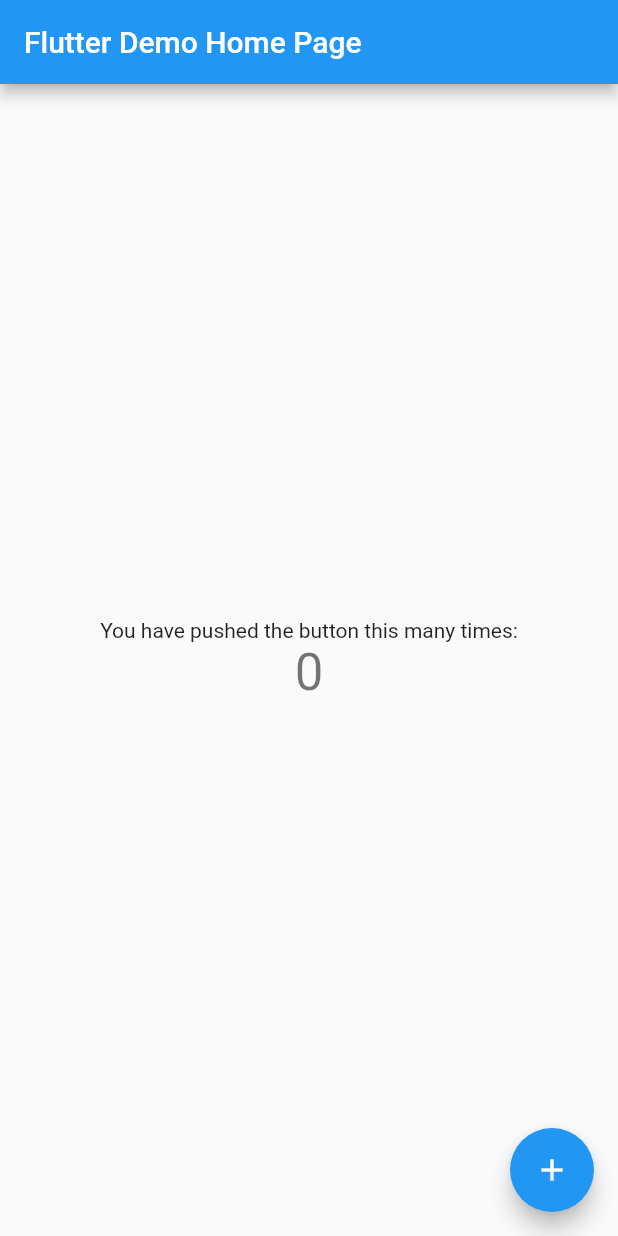
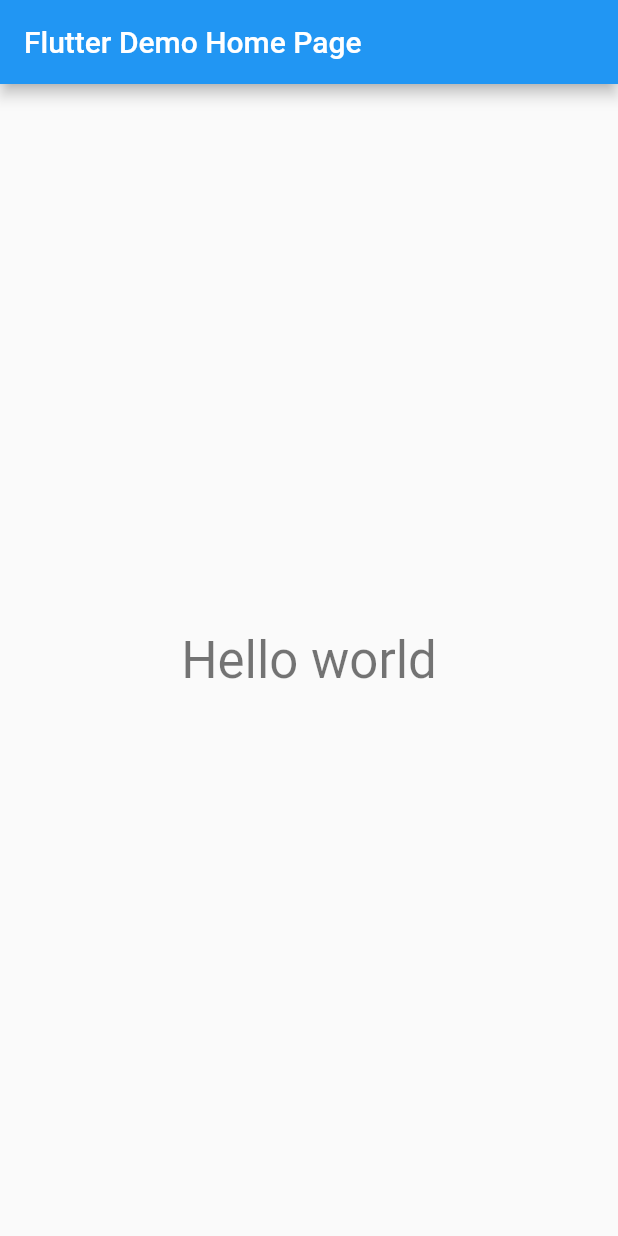
Before and after one commit to dllewellyn/server_driven_ui_demo, a Flutter app: the screen it shows after launch, on a phone screen of 412 x 824 dp. Run offline on Flutter 3.47's test engine with Material 2 defaults, Android fonts, the phone set to English and light mode, and no system bars.

Commit message:
Initial commit

```diff
--- a/lib/main.dart
+++ b/lib/main.dart
@@ -9,15 +9,6 @@ class MyApp extends StatelessWidget {
     return MaterialApp(
       title: 'Flutter Demo',
       theme: ThemeData(
-        // This is the theme of your application.
-        //
-        // Try running your application with "flutter run". You'll see the
-        // application has a blue toolbar. Then, without quitting the app, try
-        // changing the primarySwatch below to Colors.green and then invoke
-        // "hot reload" (press "r" in the console where you ran "flutter run",
-        // or simply save your changes to "hot reload" in a Flutter IDE).
-        // Notice that the counter didn't reset back to zero; the application
-        // is not restarted.
         primarySwatch: Colors.blue,
       ),
       home: MyHomePage(title: 'Flutter Demo Home Page'),
@@ -27,16 +18,6 @@ class MyApp extends StatelessWidget {
 
 class MyHomePage extends StatefulWidget {
   MyHomePage({Key key, this.title}) : super(key: key);
-
-  // This widget is the home page of your application. It is stateful, meaning
-  // that it has a State object (defined below) that contains fields that affect
-  // how it looks.
-
-  // This class is the configuration for the state. It holds the values (in this
-  // case the title) provided by the parent (in this case the App widget) and
-  // used by the build method of the State. Fields in a Widget subclass are
-  // always marked "final".
-
   final String title;
 
   @override
@@ -44,18 +25,7 @@ class MyHomePage extends StatefulWidget {
 }
 
 class _MyHomePageState extends State<MyHomePage> {
-  int _counter = 0;
 
-  void _incrementCounter() {
-    setState(() {
-      // This call to setState tells the Flutter framework that something has
-      // changed in this State, which causes it to rerun the build method below
-      // so that the display can reflect the updated values. If we changed
-      // _counter without calling setState(), then the build method would not be
-      // called again, and so nothing would appear to happen.
-      _counter++;
-    });
-  }
 
   @override
   Widget build(BuildContext context) {
@@ -72,40 +42,17 @@ class _MyHomePageState extends State<MyHomePage> {
         title: Text(widget.title),
       ),
       body: Center(
-        // Center is a layout widget. It takes a single child and positions it
-        // in the middle of the parent.
         child: Column(
-          // Column is also a layout widget. It takes a list of children and
-          // arranges them vertically. By default, it sizes itself to fit its
-          // children horizontally, and tries to be as tall as its parent.
-          //
-          // Invoke "debug painting" (press "p" in the console, choose the
-          // "Toggle Debug Paint" action from the Flutter Inspector in Android
-          // Studio, or the "Toggle Debug Paint" command in Visual Studio Code)
-          // to see the wireframe for each widget.
-          //
-          // Column has various properties to control how it sizes itself and
-          // how it positions its children. Here we use mainAxisAlignment to
-          // center the children vertically; the main axis here is the vertical
-          // axis because Columns are vertical (the cross axis would be
-          // horizontal).
+
           mainAxisAlignment: MainAxisAlignment.center,
           children: <Widget>[
             Text(
-              'You have pushed the button this many times:',
-            ),
-            Text(
-              '$_counter',
+              'Hello world',
               style: Theme.of(context).textTheme.display1,
             ),
           ],
         ),
-      ),
-      floatingActionButton: FloatingActionButton(
-        onPressed: _incrementCounter,
-        tooltip: 'Increment',
-        child: Icon(Icons.add),
-      ), // This trailing comma makes auto-formatting nicer for build methods.
+      )
     );
   }
 }
```
